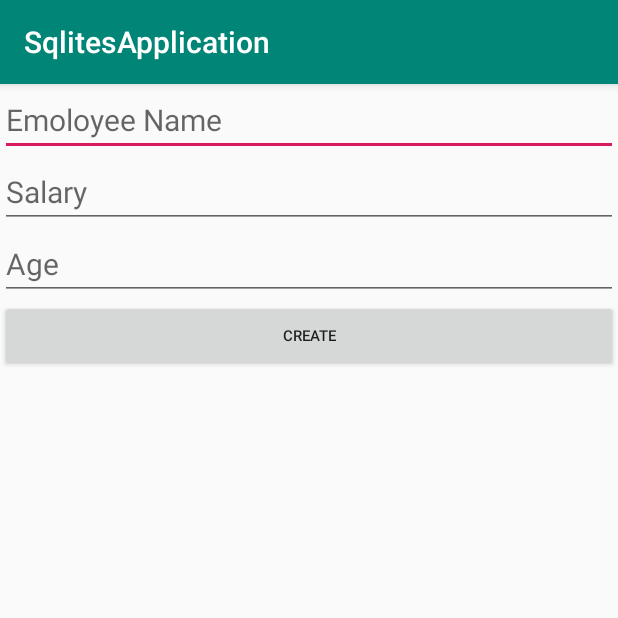
After one commit to sjnyos/SqlitesApplication, an Android app: the EmployeeCreateActivity screen opened directly, with no data from a screen before it, on a phone screen of 412 x 824 dp, the top half of it. The commit adds this screen. Run offline under Robolectric (Android 15) with nearby library versions, the phone set to English and light mode, and no system bars.

Commit message:
employee create

```diff
--- /dev/null
+++ b/app/src/main/java/com/machamasisuraj/sqlitesapplication/EmployeeCreateActivity.java
@@ -0,0 +1,67 @@
+package com.machamasisuraj.sqlitesapplication;
+
+import androidx.appcompat.app.AppCompatActivity;
+
+import android.content.Intent;
+import android.os.Bundle;
+import android.view.View;
+import android.widget.Button;
+import android.widget.EditText;
+import android.widget.Toast;
+
+import com.machamasisuraj.sqlitesapplication.api.EmployeeAPI;
+import com.machamasisuraj.sqlitesapplication.model.Employee;
+import com.machamasisuraj.sqlitesapplication.model.EmployeeCUD;
+
+import retrofit2.Call;
+import retrofit2.Callback;
+import retrofit2.Response;
+import retrofit2.Retrofit;
+import retrofit2.converter.gson.GsonConverterFactory;
+
+public class EmployeeCreateActivity extends AppCompatActivity {
+
+    private EditText et_name,et_salary,et_age;
+    private Button btnCreate;
+    @Override
+    protected void onCreate(Bundle savedInstanceState) {
+        super.onCreate(savedInstanceState);
+        setContentView(R.layout.activity_employee_create);
+        et_name= findViewById(R.id.et_name);
+        et_age=findViewById(R.id.et_age);
+        et_salary=findViewById(R.id.et_salary);
+        btnCreate=findViewById(R.id.btnCreate);
+
+        btnCreate.setOnClickListener(new View.OnClickListener() {
+            @Override
+            public void onClick(View v) {
+                EmployeeCUD employeeCUD= new EmployeeCUD(new Employee(0
+                        ,et_name.getText().toString()
+                        ,Float.parseFloat(et_salary.getText().toString())
+                        ,Integer.parseInt(et_age.getText().toString()),
+                        ""));
+
+                Retrofit retrofit= new Retrofit.Builder()
+                        .baseUrl("http://dummy.restapiexample.com/api/v1/")
+                        .addConverterFactory(GsonConverterFactory.create())
+                        .build();
+                EmployeeAPI employeeAPI = retrofit.create(EmployeeAPI.class);
+                Call<Void> voidCall = employeeAPI.Create(employeeCUD);
+
+                voidCall.enqueue(new Callback<Void>() {
+                    @Override
+                    public void onResponse(Call<Void> call, Response<Void> response) {
+                        Toast.makeText(EmployeeCreateActivity.this, "Data Inserted Succesfully", Toast.LENGTH_SHORT).show();
+                        Intent intent = new Intent(EmployeeCreateActivity.this,JsonActivity.class);
+                        startActivity(intent);
+                    }
+
+                    @Override
+                    public void onFailure(Call<Void> call, Throwable t) {
+                        Toast.makeText(EmployeeCreateActivity.this, "SOme Error"+ t.getLocalizedMessage(), Toast.LENGTH_SHORT).show();
+                    }
+                });
+            }
+        });
+    }
+}
--- a/app/src/main/java/com/machamasisuraj/sqlitesapplication/JsonActivity.java
+++ b/app/src/main/java/com/machamasisuraj/sqlitesapplication/JsonActivity.java
@@ -52,7 +52,6 @@ public class JsonActivity extends AppCompatActivity {
                 data+="-----------------------------------------------------";
                 textview.append(data);
 
-
             }
 
             }
--- a/app/src/main/java/com/machamasisuraj/sqlitesapplication/api/EmployeeAPI.java
+++ b/app/src/main/java/com/machamasisuraj/sqlitesapplication/api/EmployeeAPI.java
@@ -1,15 +1,26 @@
 package com.machamasisuraj.sqlitesapplication.api;
 
 import com.machamasisuraj.sqlitesapplication.model.Employee;
+import com.machamasisuraj.sqlitesapplication.model.EmployeeCUD;
 
 import java.util.List;
 
 import retrofit2.Call;
+import retrofit2.http.Body;
+import retrofit2.http.DELETE;
 import retrofit2.http.GET;
+import retrofit2.http.POST;
+import retrofit2.http.Path;
 
 public interface EmployeeAPI {
 
     @GET("employees")
     Call <List<Employee>> getAllEmployees();
 
+    @POST("create")
+    Call<Void> Create(@Body EmployeeCUD emp);
+
+    @DELETE("delete/{id}")
+    Call<Void> Delete(@Path("id") int id);
+
 }
--- /dev/null
+++ b/app/src/main/res/layout/activity_employee_create.xml
@@ -0,0 +1,37 @@
+<?xml version="1.0" encoding="utf-8"?>
+<LinearLayout xmlns:android="http://schemas.android.com/apk/res/android"
+    xmlns:app="http://schemas.android.com/apk/res-auto"
+    xmlns:tools="http://schemas.android.com/tools"
+    android:layout_width="match_parent"
+    android:layout_height="match_parent"
+    android:orientation="vertical"
+    tools:context=".EmployeeCreateActivity">
+
+    <EditText
+        android:layout_width="match_parent"
+        android:layout_height="wrap_content"
+        android:id="@+id/et_name"
+        android:textSize="20sp"
+        android:hint="Emoloyee Name"
+        /><EditText
+        android:layout_width="match_parent"
+        android:layout_height="wrap_content"
+        android:id="@+id/et_salary"
+        android:textSize="20sp"
+    android:hint="Salary"
+        />
+    <EditText
+        android:layout_width="match_parent"
+        android:layout_height="wrap_content"
+        android:id="@+id/et_age"
+        android:textSize="20sp"
+        android:hint="Age"
+        />
+
+    <Button
+        android:layout_width="match_parent"
+        android:layout_height="wrap_content"
+        android:id="@+id/btnCreate"
+        android:textSize="10sp"
+        android:text="create"/>
+</LinearLayout>
```
Also changed, not shown: app/src/main/AndroidManifest.xml (+20 -10 lines), app/src/main/java/com/machamasisuraj/sqlitesapplication/CameraandGalleryActivity.java (added, +14 -0 lines), app/src/main/java/com/machamasisuraj/sqlitesapplication/model/EmployeeCUD.java (added, +38 -0 lines), app/src/main/res/layout/activity_cameraand_gallery.xml (added, +9 -0 lines).
